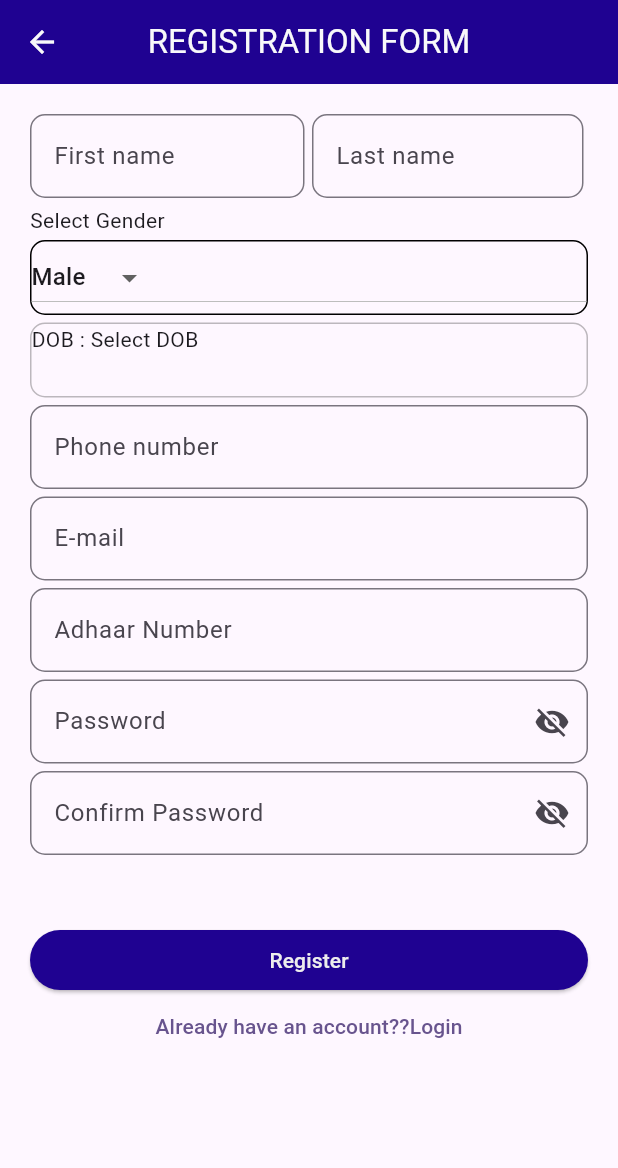
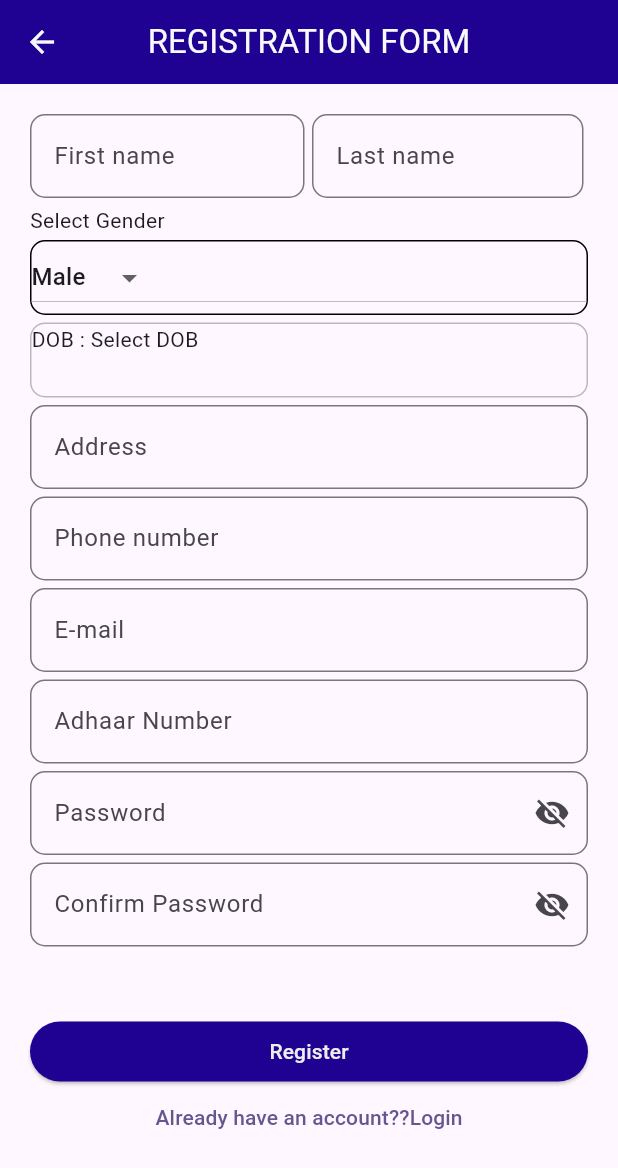
Before and after one commit to Akshay-Bala/Final-Project, a Flutter app: the Registration screen opened directly, on a phone screen of 412 x 824 dp. Shown: the top 1168 px of the screen. Run offline on Flutter 3.47's test engine with Material 3 defaults, Android fonts, the phone set to English and light mode, and no system bars; our stand-ins replace dio, geolocator, image_picker; network calls fail.

Commit message:
30/03/2024

```diff
--- a/lib/UpdateProfileScreen.dart
+++ b/lib/UpdateProfileScreen.dart
@@ -10,7 +10,7 @@ class UpdateProfileScreen extends StatelessWidget {
     return Scaffold(
       appBar: AppBar(
         backgroundColor: Color.fromARGB(255, 31, 2, 145),
-        leading: IconButton(onPressed: () {}, icon: const Icon(Icons.verified_user)),
+        leading: IconButton(onPressed: () {}, icon: const Icon(Icons.verified_rounded,color: Colors.white,)),
         title: Text('PROFILE', style: TextStyle(color: Color.fromARGB(255, 248, 249, 249))),
       ),
       body: SingleChildScrollView(
@@ -50,13 +50,13 @@ class UpdateProfileScreen extends StatelessWidget {
                     TextFormField(
                       readOnly: true,
                       decoration: const InputDecoration(
-                          label: Text("First Name"), prefixIcon: Icon(Icons.person)),
+                          label: Text("Full Name"), prefixIcon: Icon(Icons.person)),
                     ),
                      SizedBox(height: 20),
                     TextFormField(
                       readOnly: true,
                       decoration: const InputDecoration(
-                          label: Text("Last name"), prefixIcon: Icon(Icons.person)),
+                          label: Text("Address"), prefixIcon: Icon(Icons.house)),
                     ),
                      SizedBox(height: 20),
                      TextFormField(
--- a/lib/main.dart
+++ b/lib/main.dart
@@ -6,6 +6,7 @@ import 'package:potholedetect/forgetpassword.dart';
 import 'package:potholedetect/models/notification.dart';
 import 'package:potholedetect/reportaccidentarea.dart';
 import 'package:potholedetect/reportpothole.dart';
+import 'package:potholedetect/reports.dart';
 import 'package:potholedetect/userhome.dart';
 import 'package:potholedetect/api.dart';
 import 'package:potholedetect/api2.dart';
@@ -46,6 +47,7 @@ class MyApp extends StatelessWidget {
         useMaterial3: true,
       ),
       home: Login()
+      //Reports()
       //ForgotPassword()
       //Notifications()
       //Notifications()
--- a/lib/registration.dart
+++ b/lib/registration.dart
@@ -26,6 +26,8 @@ class _RegistrationState extends State<Registration> {
   final TextEditingController lastnameController = TextEditingController();
 
   final TextEditingController PhoneController = TextEditingController();
+
+  final TextEditingController addresscontroller = TextEditingController();
 
   final TextEditingController emailController = TextEditingController();
 
@@ -65,6 +67,7 @@ class _RegistrationState extends State<Registration> {
             child: ListView(
               // mainAxisAlignment: MainAxisAlignment.center,
               children: [
+
 Row(children: [Container(width: mediaquery.width/2-23,
                   child: customtextfield(
                     controller: fistnameController,
@@ -154,6 +157,18 @@ SizedBox(
                 ),
 
                 SizedBox(height: 5),
+
+                customtextfield(
+                    controller: addresscontroller,
+                    validator: (value) {
+                      if (value.toString().isEmpty) {
+                        return 'Enter your address';
+                      }
+                      return null;
+                    },
+                    label: "Address",
+                  ),
+                  SizedBox(height:5),
 
                 customtextfield(
                   controller: PhoneController,
```
Also changed, not shown: lib/editprofile.dart (+11 -0 lines), lib/reports.dart (added, +24 -0 lines), lib/userhome.dart (+8 -2 lines).
